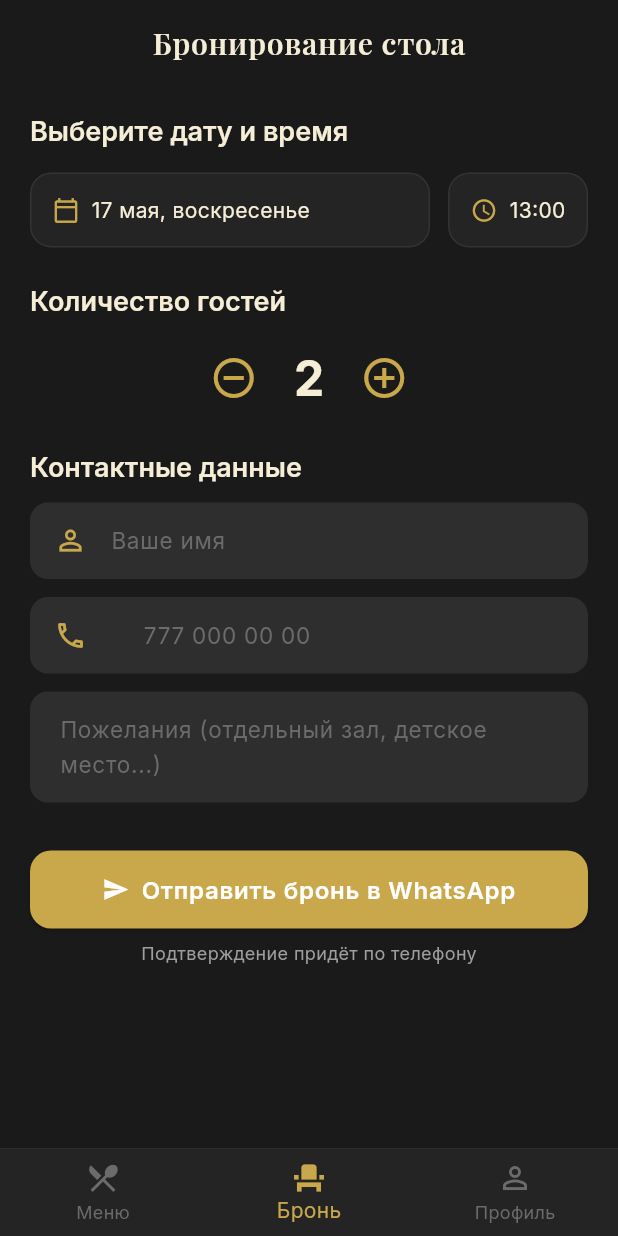
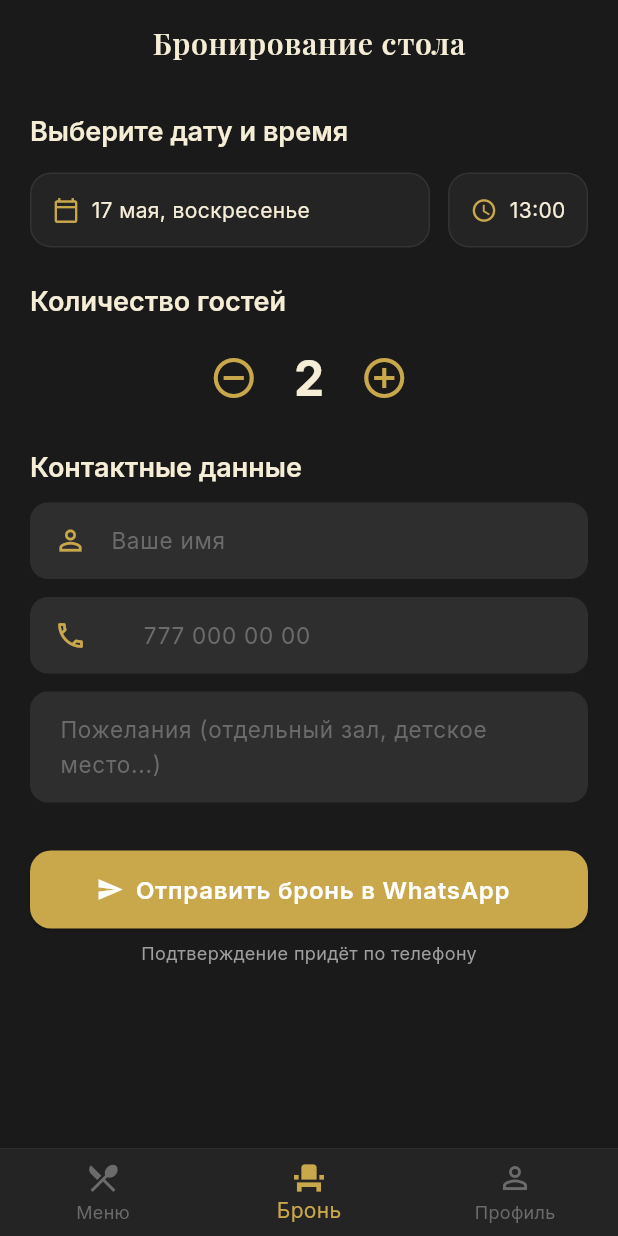
Before and after one commit to Temirlan200270/PlovXana_Flutter, a Flutter app: the ReservationScreen screen opened by its route, on a phone screen of 412 x 824 dp. Run offline on Flutter 3.47's test engine with Material 3 defaults, Android fonts, the phone set to English and light mode, and no system bars; our stand-ins replace cached_network_image, equatable, firebase_core, firebase_messaging, flutter_riverpod, go_router and 5 more; missing offline and left inert: marionette_flutter; accounts and stored records are empty.

```diff
--- a/lib/features/reservation/presentation/reservation_screen.dart
+++ b/lib/features/reservation/presentation/reservation_screen.dart
@@ -238,14 +238,10 @@ class _ReservationScreenState extends ConsumerState<ReservationScreen> {
             const SizedBox(height: 32),
             SizedBox(
               width: double.infinity,
-              child: ElevatedButton(
+              child: ElevatedButton.icon(
                 onPressed: _loading ? null : _sendReservation,
-                child: Row(
-                  mainAxisAlignment: MainAxisAlignment.center,
-                  mainAxisSize: MainAxisSize.min,
-                  children: [
-                    if (_loading)
-                      const SizedBox(
+                icon: _loading
+                    ? const SizedBox(
                         width: 18,
                         height: 18,
                         child: CircularProgressIndicator(
@@ -253,11 +249,11 @@ class _ReservationScreenState extends ConsumerState<ReservationScreen> {
                           strokeWidth: 2,
                         ),
                       )
-                    else
-                      const Icon(Icons.send, size: 18),
-                    const SizedBox(width: 8),
-                    Text(l10n.reservationSendWhatsapp),
-                  ],
+                    : const Icon(Icons.send, size: 18),
+                label: Text(
+                  l10n.reservationSendWhatsapp,
+                  overflow: TextOverflow.ellipsis,
+                  maxLines: 1,
                 ),
               ),
             ),
--- a/lib/shared/widgets/delivery_info_sheet.dart
+++ b/lib/shared/widgets/delivery_info_sheet.dart
@@ -7,11 +7,15 @@ import '../../core/theme/app_colors.dart';
 void showDeliveryInfoSheet(BuildContext context) {
   showModalBottomSheet<void>(
     context: context,
+    isScrollControlled: true,
     backgroundColor: AppColors.surface,
     shape: const RoundedRectangleBorder(
       borderRadius: BorderRadius.vertical(top: Radius.circular(20)),
     ),
-    builder: (ctx) => DeliveryInfoSheet(parentContext: context),
+    builder: (ctx) => Padding(
+      padding: EdgeInsets.only(bottom: MediaQuery.paddingOf(ctx).bottom),
+      child: DeliveryInfoSheet(parentContext: context),
+    ),
   );
 }
 
@@ -24,7 +28,7 @@ class DeliveryInfoSheet extends StatelessWidget {
   Widget build(BuildContext context) {
     final l10n = parentContext.l10n;
 
-    return Padding(
+    return SingleChildScrollView(
       padding: const EdgeInsets.fromLTRB(24, 16, 24, 32),
       child: Column(
         mainAxisSize: MainAxisSize.min,
--- a/pubspec.yaml
+++ b/pubspec.yaml
@@ -35,7 +35,7 @@ dependencies:
   marionette_flutter: ^0.3.0
 
   cupertino_icons: ^1.0.8
-  sentry_flutter: ^8.0.0
+  sentry_flutter: ^9.10.0
   connectivity_plus: ^6.0.0
   shimmer: ^3.0.0
   firebase_core: ^3.13.0
```
Also changed, not shown: pubspec.lock, 2 other files.
